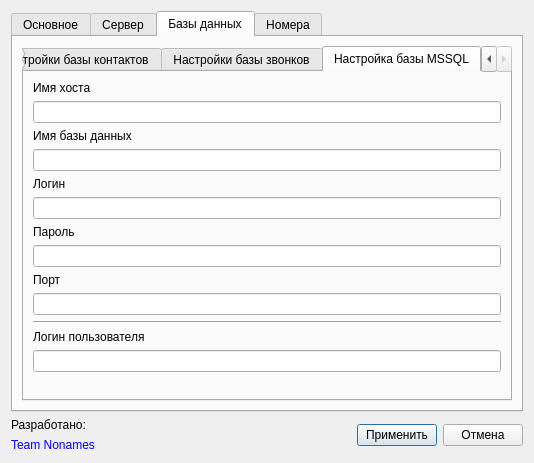
First picture: the form in SettingsDialog.ui, repository okostynchuk/Outcall, before the edit.
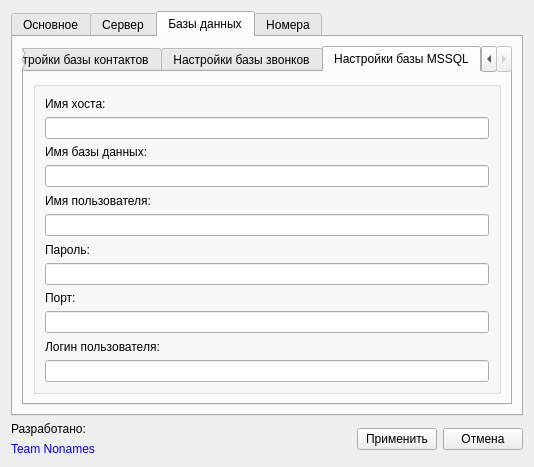
Second picture: the form after the edit. The open tabs and pages were chosen to show the change. Icons and pictures are not drawn.

Commit message: group number, fix regexp, and view contacts

What changed in the file:
```diff
--- a/SettingsDialog.ui
+++ b/SettingsDialog.ui
@@ -23,68 +23,7 @@
    <iconset resource="images.qrc">
     <normaloff>:/images/outcall-logo.png</normaloff>:/images/outcall-logo.png</iconset>
   </property>
-  <layout class="QGridLayout" name="gridLayout_9">
-   <item row="1" column="0">
-    <layout class="QGridLayout" name="gridLayout_8">
-     <item row="0" column="0">
-      <widget class="QLabel" name="poweredLabel">
-       <property name="text">
-        <string>Разработано:</string>
-       </property>
-      </widget>
-     </item>
-     <item row="0" column="1" rowspan="2">
-      <layout class="QHBoxLayout" name="horizontalLayout">
-       <item>
-        <spacer name="horizontalSpacer">
-         <property name="orientation">
-          <enum>Qt::Horizontal</enum>
-         </property>
-         <property name="sizeHint" stdset="0">
-          <size>
-           <width>40</width>
-           <height>20</height>
-          </size>
-         </property>
-        </spacer>
-       </item>
-       <item>
-        <widget class="QPushButton" name="applyButton">
-         <property name="focusPolicy">
-          <enum>Qt::StrongFocus</enum>
-         </property>
-         <property name="text">
-          <string>Применить</string>
-         </property>
-        </widget>
-       </item>
-       <item>
-        <widget class="QPushButton" name="cancelButton">
-         <property name="focusPolicy">
-          <enum>Qt::StrongFocus</enum>
-         </property>
-         <property name="text">
-          <string>Отмена</string>
-         </property>
-        </widget>
-       </item>
-      </layout>
-     </item>
-     <item row="1" column="0">
-      <widget class="QLabel" name="bicomLink">
-       <property name="styleSheet">
-        <string notr="true">color:rgb(0, 0, 255)</string>
-       </property>
-       <property name="text">
-        <string>&lt;html&gt;&lt;head/&gt;&lt;body&gt;&lt;p&gt;Team Nonames&lt;/p&gt;&lt;/body&gt;&lt;/html&gt;</string>
-       </property>
-       <property name="openExternalLinks">
-        <bool>true</bool>
-       </property>
-      </widget>
-     </item>
-    </layout>
-   </item>
+  <layout class="QGridLayout" name="gridLayout_5">
    <item row="0" column="0">
     <widget class="QTabWidget" name="tabWidget">
      <property name="currentIndex">
@@ -410,17 +349,60 @@
          </widget>
          <widget class="QWidget" name="tab_4">
           <attribute name="title">
-           <string>Настройка базы MSSQL</string>
+           <string>Настройки базы MSSQL</string>
           </attribute>
-          <layout class="QGridLayout" name="gridLayout_11">
-           <item row="0" column="0">
             <layout class="QGridLayout" name="gridLayout_10">
              <item row="0" column="0">
-              <layout class="QGridLayout" name="gridLayout_5">
-               <item row="0" column="0">
+            <widget class="QGroupBox" name="groupBox_5">
+             <property name="title">
+              <string/>
+             </property>
+             <layout class="QGridLayout" name="gridLayout_9">
+              <item row="4" column="0">
+               <widget class="QLabel" name="passLabel_4">
+                <property name="text">
+                 <string>Имя пользователя:</string>
+                </property>
+               </widget>
+              </item>
+              <item row="5" column="0">
+               <widget class="QLineEdit" name="userName_3">
+                <property name="echoMode">
+                 <enum>QLineEdit::Normal</enum>
+                </property>
+               </widget>
+              </item>
+              <item row="6" column="0">
+               <widget class="QLabel" name="portLabel_4">
+                <property name="text">
+                 <string>Пароль:</string>
+                </property>
+               </widget>
+              </item>
+              <item row="7" column="0">
+               <widget class="QLineEdit" name="password_3">
+                <property name="text">
+                 <string/>
+                </property>
+                <property name="echoMode">
+                 <enum>QLineEdit::Password</enum>
+                </property>
+               </widget>
+              </item>
+              <item row="8" column="0">
                 <widget class="QLabel" name="label_3">
                  <property name="text">
-                  <string>Имя хоста</string>
+                 <string>Порт:</string>
+                </property>
+               </widget>
+              </item>
+              <item row="10" column="0">
+               <widget class="QLineEdit" name="port_3"/>
+              </item>
+              <item row="0" column="0">
+               <widget class="QLabel" name="serverLabel_4">
+                <property name="text">
+                 <string>Имя хоста: </string>
                  </property>
                 </widget>
                </item>
@@ -428,84 +410,43 @@
                 <widget class="QLineEdit" name="hostName_3"/>
                </item>
                <item row="2" column="0">
-                <widget class="QLabel" name="label_8">
+               <widget class="QLabel" name="userLabel_4">
                  <property name="text">
-                  <string>Имя базы данных</string>
+                 <string>Имя базы данных:</string>
                  </property>
                 </widget>
                </item>
                <item row="3" column="0">
                 <widget class="QLineEdit" name="databaseName_3"/>
                </item>
-               <item row="4" column="0">
+              <item row="11" column="0">
                 <widget class="QLabel" name="label_4">
                  <property name="text">
-                  <string>Логин</string>
+                 <string>Логин пользователя:</string>
                  </property>
                 </widget>
                </item>
-               <item row="5" column="0">
-                <widget class="QLineEdit" name="userName_3"/>
-               </item>
-               <item row="6" column="0">
-                <widget class="QLabel" name="label_5">
-                 <property name="text">
-                  <string>Пароль</string>
-                 </property>
-                </widget>
-               </item>
-               <item row="7" column="0">
-                <widget class="QLineEdit" name="password_3">
-                 <property name="echoMode">
-                  <enum>QLineEdit::Password</enum>
-                 </property>
-                </widget>
-               </item>
-               <item row="8" column="0">
-                <widget class="QLabel" name="label_7">
-                 <property name="text">
-                  <string>Порт</string>
-                 </property>
-                </widget>
-               </item>
-               <item row="9" column="0">
-                <widget class="QLineEdit" name="port_3"/>
-               </item>
-              </layout>
-             </item>
-             <item row="1" column="0">
-              <widget class="Line" name="line">
-               <property name="orientation">
-                <enum>Qt::Horizontal</enum>
-               </property>
-              </widget>
-             </item>
-             <item row="2" column="0">
-              <widget class="QLabel" name="label_6">
-               <property name="text">
-                <string>Логин пользователя</string>
-               </property>
-              </widget>
-             </item>
-             <item row="3" column="0">
+              <item row="12" column="0">
               <widget class="QLineEdit" name="user_login"/>
              </item>
-             <item row="4" column="0">
-              <spacer name="verticalSpacer_3">
-               <property name="orientation">
-                <enum>Qt::Vertical</enum>
-               </property>
-               <property name="sizeHint" stdset="0">
-                <size>
-                 <width>20</width>
-                 <height>28</height>
-                </size>
-               </property>
-              </spacer>
-             </item>
-            </layout>
+             </layout>
+            </widget>
            </item>
           </layout>
+          <zorder>userName_3</zorder>
+          <zorder>portLabel_4</zorder>
+          <zorder>userName_3</zorder>
+          <zorder>passLabel_4</zorder>
+          <zorder>serverLabel_4</zorder>
+          <zorder>userLabel_4</zorder>
+          <zorder>password_3</zorder>
+          <zorder>databaseName_3</zorder>
+          <zorder>hostName_3</zorder>
+          <zorder>port_3</zorder>
+          <zorder>label_3</zorder>
+          <zorder>label_4</zorder>
+          <zorder>port_4</zorder>
+          <zorder>groupBox_5</zorder>
          </widget>
         </widget>
        </item>
@@ -527,8 +468,18 @@
          <property name="title">
           <string>Номера</string>
          </property>
-         <layout class="QHBoxLayout" name="horizontalLayout_2">
-          <item>
+         <layout class="QGridLayout" name="gridLayout_14">
+          <item row="0" column="0">
+           <widget class="QTabWidget" name="tabWidget_3">
+            <property name="currentIndex">
+             <number>0</number>
+            </property>
+            <widget class="QWidget" name="tab_5">
+             <attribute name="title">
+              <string>Личный номер</string>
+             </attribute>
+             <layout class="QGridLayout" name="gridLayout_12">
+              <item row="0" column="0">
            <widget class="QTreeWidget" name="treeWidget">
             <property name="selectionMode">
              <enum>QAbstractItemView::ContiguousSelection</enum>
@@ -551,7 +502,7 @@
             </column>
            </widget>
           </item>
-          <item>
+              <item row="0" column="1">
            <layout class="QVBoxLayout" name="verticalLayout_5">
             <item>
              <widget class="QPushButton" name="addButton">
@@ -591,13 +542,198 @@
           </item>
          </layout>
         </widget>
-       </item>
-      </layout>
+            <widget class="QWidget" name="tab_6">
+             <attribute name="title">
+              <string>Номер группы</string>
+             </attribute>
+             <layout class="QGridLayout" name="gridLayout_16">
+              <item row="0" column="0">
+               <layout class="QGridLayout" name="gridLayout_15">
+                <item row="0" column="0">
+                 <widget class="QTreeWidget" name="treeWidget_2">
+                  <property name="selectionMode">
+                   <enum>QAbstractItemView::ContiguousSelection</enum>
+                  </property>
+                  <property name="rootIsDecorated">
+                   <bool>false</bool>
+                  </property>
+                  <property name="columnCount">
+                   <number>2</number>
+                  </property>
+                  <column>
+                   <property name="text">
+                    <string notr="true">Номер</string>
+                   </property>
+                  </column>
+                  <column>
+                   <property name="text">
+                    <string notr="true">Протокол</string>
+                   </property>
+                  </column>
+                 </widget>
+                </item>
+                <item row="0" column="1">
+                 <layout class="QVBoxLayout" name="verticalLayout_6">
+                  <item>
+                   <widget class="QPushButton" name="addButton_2">
+                    <property name="text">
+                     <string>Добавить</string>
+                    </property>
+                    <property name="autoDefault">
+                     <bool>false</bool>
+                    </property>
+                   </widget>
+                  </item>
+                  <item>
+                   <widget class="QPushButton" name="removeButton_2">
+                    <property name="text">
+                     <string>Удалить</string>
+                    </property>
+                    <property name="autoDefault">
+                     <bool>false</bool>
+                    </property>
+                   </widget>
+                  </item>
+                  <item>
+                   <widget class="QPushButton" name="editButton_2">
+                    <property name="text">
+                     <string>Редактировать</string>
+                    </property>
+                    <property name="autoDefault">
+                     <bool>false</bool>
+                    </property>
+                   </widget>
+                  </item>
+                  <item>
+                   <spacer name="verticalSpacer_4">
+                    <property name="orientation">
+                     <enum>Qt::Vertical</enum>
+                    </property>
+                    <property name="sizeHint" stdset="0">
+                     <size>
+                      <width>20</width>
+                      <height>158</height>
+                     </size>
+                    </property>
+                   </spacer>
+                  </item>
+                 </layout>
+                </item>
+               </layout>
+              </item>
+             </layout>
      </widget>
     </widget>
    </item>
   </layout>
  </widget>
+       </item>
+      </layout>
+     </widget>
+    </widget>
+   </item>
+   <item row="1" column="0">
+    <layout class="QGridLayout" name="gridLayout_8">
+     <item row="0" column="0">
+      <widget class="QLabel" name="poweredLabel">
+       <property name="text">
+        <string>Разработано:</string>
+       </property>
+      </widget>
+     </item>
+     <item row="0" column="1" rowspan="2">
+      <layout class="QHBoxLayout" name="horizontalLayout">
+       <item>
+        <spacer name="horizontalSpacer">
+         <property name="orientation">
+          <enum>Qt::Horizontal</enum>
+         </property>
+         <property name="sizeHint" stdset="0">
+          <size>
+           <width>40</width>
+           <height>20</height>
+          </size>
+         </property>
+        </spacer>
+       </item>
+       <item>
+        <widget class="QPushButton" name="applyButton">
+         <property name="focusPolicy">
+          <enum>Qt::StrongFocus</enum>
+         </property>
+         <property name="text">
+          <string>Применить</string>
+         </property>
+        </widget>
+       </item>
+       <item>
+        <widget class="QPushButton" name="cancelButton">
+         <property name="focusPolicy">
+          <enum>Qt::StrongFocus</enum>
+         </property>
+         <property name="text">
+          <string>Отмена</string>
+         </property>
+        </widget>
+       </item>
+      </layout>
+     </item>
+     <item row="1" column="0">
+      <widget class="QLabel" name="bicomLink">
+       <property name="styleSheet">
+        <string notr="true">color:rgb(0, 0, 255)</string>
+       </property>
+       <property name="text">
+        <string>&lt;html&gt;&lt;head/&gt;&lt;body&gt;&lt;p&gt;Team Nonames&lt;/p&gt;&lt;/body&gt;&lt;/html&gt;</string>
+       </property>
+       <property name="openExternalLinks">
+        <bool>true</bool>
+       </property>
+      </widget>
+     </item>
+    </layout>
+   </item>
+  </layout>
+ </widget>
+ <tabstops>
+  <tabstop>tabWidget</tabstop>
+  <tabstop>autoSignIn</tabstop>
+  <tabstop>autoStartBox</tabstop>
+  <tabstop>languageList_2</tabstop>
+  <tabstop>serverName</tabstop>
+  <tabstop>userName</tabstop>
+  <tabstop>password</tabstop>
+  <tabstop>port</tabstop>
+  <tabstop>hostName_1</tabstop>
+  <tabstop>databaseName_1</tabstop>
+  <tabstop>userName_1</tabstop>
+  <tabstop>password_1</tabstop>
+  <tabstop>port_1</tabstop>
+  <tabstop>hostName_2</tabstop>
+  <tabstop>databaseName_2</tabstop>
+  <tabstop>userName_2</tabstop>
+  <tabstop>password_2</tabstop>
+  <tabstop>port_2</tabstop>
+  <tabstop>tabWidget_3</tabstop>
+  <tabstop>treeWidget</tabstop>
+  <tabstop>addButton</tabstop>
+  <tabstop>removeButton</tabstop>
+  <tabstop>editButton</tabstop>
+  <tabstop>addButton_4</tabstop>
+  <tabstop>removeButton_4</tabstop>
+  <tabstop>editButton_4</tabstop>
+  <tabstop>treeWidget_4</tabstop>
+  <tabstop>treeWidget_3</tabstop>
+  <tabstop>addButton_3</tabstop>
+  <tabstop>removeButton_3</tabstop>
+  <tabstop>editButton_3</tabstop>
+  <tabstop>treeWidget_2</tabstop>
+  <tabstop>addButton_2</tabstop>
+  <tabstop>removeButton_2</tabstop>
+  <tabstop>editButton_2</tabstop>
+  <tabstop>applyButton</tabstop>
+  <tabstop>cancelButton</tabstop>
+ </tabstops>
  <resources>
   <include location="images.qrc"/>
  </resources>
```
Lines whose indentation alone changed are shown as unchanged. The commit also changes 7 other files.
